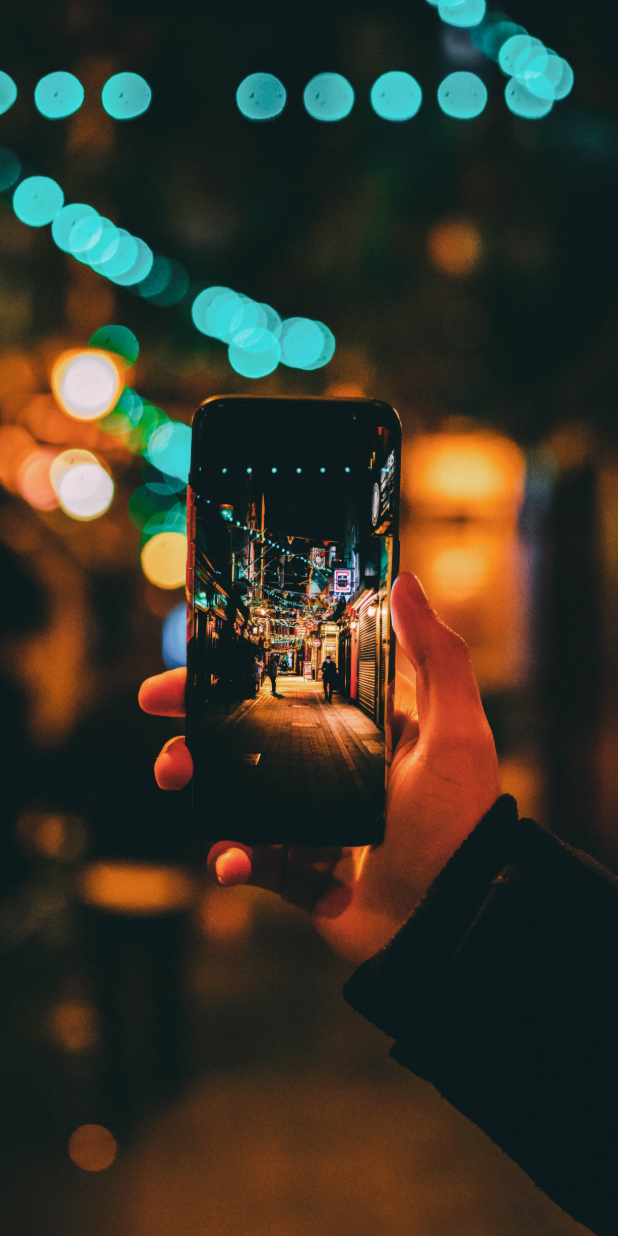
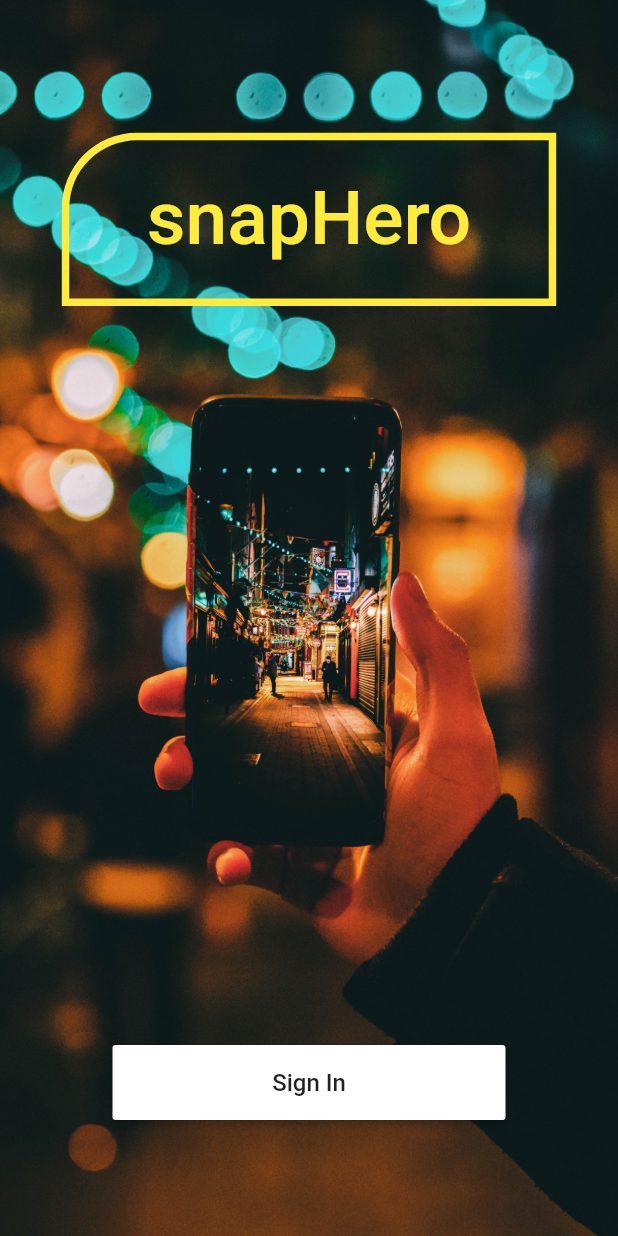
Before and after one commit to cbeardsmore/SnapBounty, a Flutter app: the screen it shows after launch, on a phone screen of 412 x 824 dp. Run offline on Flutter 3.47's test engine with Material 2 defaults, Android fonts, the phone set to English and light mode, and no system bars.

Commit message:
Basic login page button and logo

```diff
--- a/lib/main.dart
+++ b/lib/main.dart
@@ -16,7 +16,6 @@ class MainApp extends StatelessWidget {
         cardColor: Colors.grey[300],
         iconTheme: new IconThemeData(color: Colors.black),
         dividerColor: Colors.black,
-        fontFamily: 'Poppins'
       ),
       home: new AuthPage(),
       routes: {
--- a/lib/screens/auth_page.dart
+++ b/lib/screens/auth_page.dart
@@ -5,6 +5,8 @@ class AuthPage extends StatelessWidget {
   Widget build(BuildContext context) {
     return Stack(children: <Widget>[
       _buildBackground(),
+      _buildLogo(context),
+      _buildLoginButton(context),
     ]);
   }
 
@@ -18,4 +20,56 @@ class AuthPage extends StatelessWidget {
       ),
     );
   }
+
+  Align _buildLogo(BuildContext context) {
+    return Align(
+      alignment: AlignmentDirectional(0, -0.75),
+      child: Container(
+          height: MediaQuery.of(context).size.height * 0.14,
+          width: MediaQuery.of(context).size.width * 0.80,
+          decoration: new BoxDecoration(
+              border: new Border.all(
+                  color: Theme.of(context).primaryColor, width: 5.0),
+              borderRadius:
+                  new BorderRadius.only(topLeft: new Radius.circular(50.0))),
+          child: Center(
+            child: Text(
+              'snapHero',
+              style: Theme.of(context).textTheme.title.copyWith(
+                  color: Theme.of(context).primaryColor,
+                  fontSize: 50,
+                  fontWeight: FontWeight.w500),
+            ),
+          )),
+    );
+  }
+
+  Align _buildLoginButton(BuildContext context) {
+    return Align(
+      alignment: AlignmentDirectional(0, 0.8),
+      child: RaisedButton(
+        onPressed: () {
+          Navigator.pushReplacementNamed(context, '/primary');
+        },
+        color: Colors.white,
+        child: Container(
+          width: 230.0,
+          height: 50.0,
+          alignment: Alignment.center,
+          child: Row(
+            mainAxisAlignment: MainAxisAlignment.center,
+            children: [
+              Text(
+                'Sign In',
+                textAlign: TextAlign.center,
+                style: TextStyle(
+                  fontSize: 16.0,
+                ),
+              ),
+            ],
+          ),
+        ),
+      ),
+    );
+  }
 }
--- a/lib/widgets/gradient_app_bar.dart
+++ b/lib/widgets/gradient_app_bar.dart
@@ -19,7 +19,6 @@ class GradientAppBar extends StatelessWidget {
           title,
           style: TextStyle(
             color: Colors.black,
-            fontFamily: 'Poppins',
             fontWeight: FontWeight.w800,
             fontStyle: FontStyle.italic,
             fontSize: 30.0,
```
